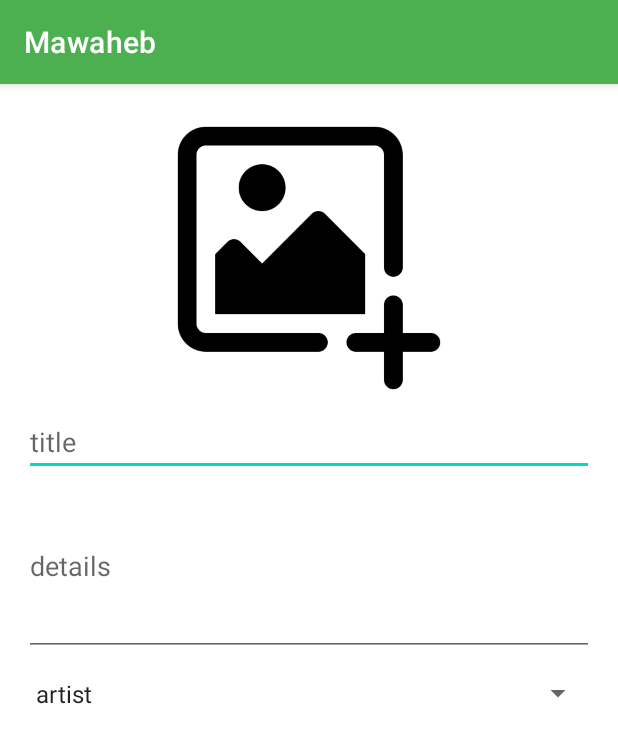
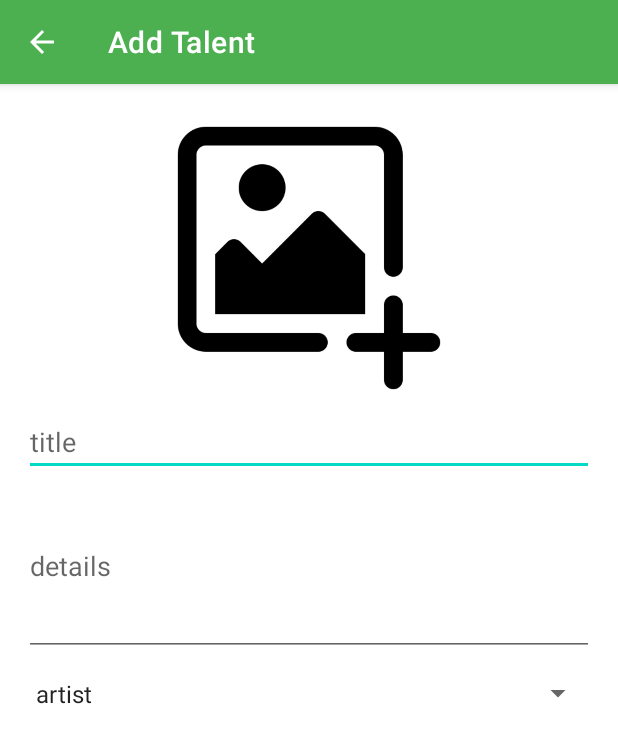
Before and after one commit to Ralzahrani32/Mawaheb, an Android app: the AddTalentActivity screen opened directly, with no data from a screen before it, on a phone screen of 412 x 824 dp. Shown: the top 743 px of the screen. Run offline under Robolectric (Android 15) with nearby library versions, the light colour scheme and no system bars; our stand-ins replace Firebase (no records; nobody signed in at launch, a user with empty details on screens opened directly); 4 statements that could not run were skipped.

Commit message:
Add Talent

```diff
--- a/app/src/main/java/com/example/mawaheb/AddTalentActivity.java
+++ b/app/src/main/java/com/example/mawaheb/AddTalentActivity.java
@@ -1,20 +1,65 @@
 package com.example.mawaheb;
 
+import androidx.annotation.NonNull;
 import androidx.appcompat.app.AppCompatActivity;
 
 import android.content.Intent;
 import android.os.Bundle;
 import android.view.View;
+import android.widget.ArrayAdapter;
 import android.widget.Button;
 import android.widget.EditText;
 import android.widget.ImageView;
 import android.widget.Spinner;
 
+import com.google.firebase.database.DataSnapshot;
+import com.google.firebase.database.DatabaseError;
+import com.google.firebase.database.FirebaseDatabase;
+import com.google.firebase.database.ValueEventListener;
+
+import java.util.ArrayList;
+
 public class AddTalentActivity extends AppCompatActivity {
+    private ImageView selectImage;
+    private EditText title;
+    private EditText details;
+    private Spinner talents;
+    private Button add;
+
+    ArrayList<Section> sections = new ArrayList<>();
+
 
     @Override
     protected void onCreate(Bundle savedInstanceState) {
         super.onCreate(savedInstanceState);
         setContentView(R.layout.activity_add_talent);
+        getSupportActionBar().setTitle("Add Talent");
+        getSupportActionBar().setDisplayHomeAsUpEnabled(true);
+        selectImage = findViewById(R.id.select_image);
+        title = findViewById(R.id.title);
+        details = findViewById(R.id.details);
+        talents = findViewById(R.id.talents);
+        add = findViewById(R.id.add);
+
+        ArrayAdapter<Section> arrayAdapter = new ArrayAdapter<Section>(this, android.R.layout.simple_spinner_dropdown_item,sections);
+
+        talents.setAdapter(arrayAdapter);
+
+        FirebaseDatabase.getInstance().getReference("Sections").addValueEventListener(new ValueEventListener() {
+            @Override
+            public void onDataChange(@NonNull DataSnapshot snapshot) {
+                sections.clear();
+                for (DataSnapshot dataSnapshot : snapshot.getChildren()){
+                    Section section = dataSnapshot.getValue(Section.class);
+                    sections.add(section);
+                }
+                arrayAdapter.notifyDataSetChanged();
+            }
+
+            @Override
+            public void onCancelled(@NonNull DatabaseError error) {
+
+            }
+        });
     }
 }
```
